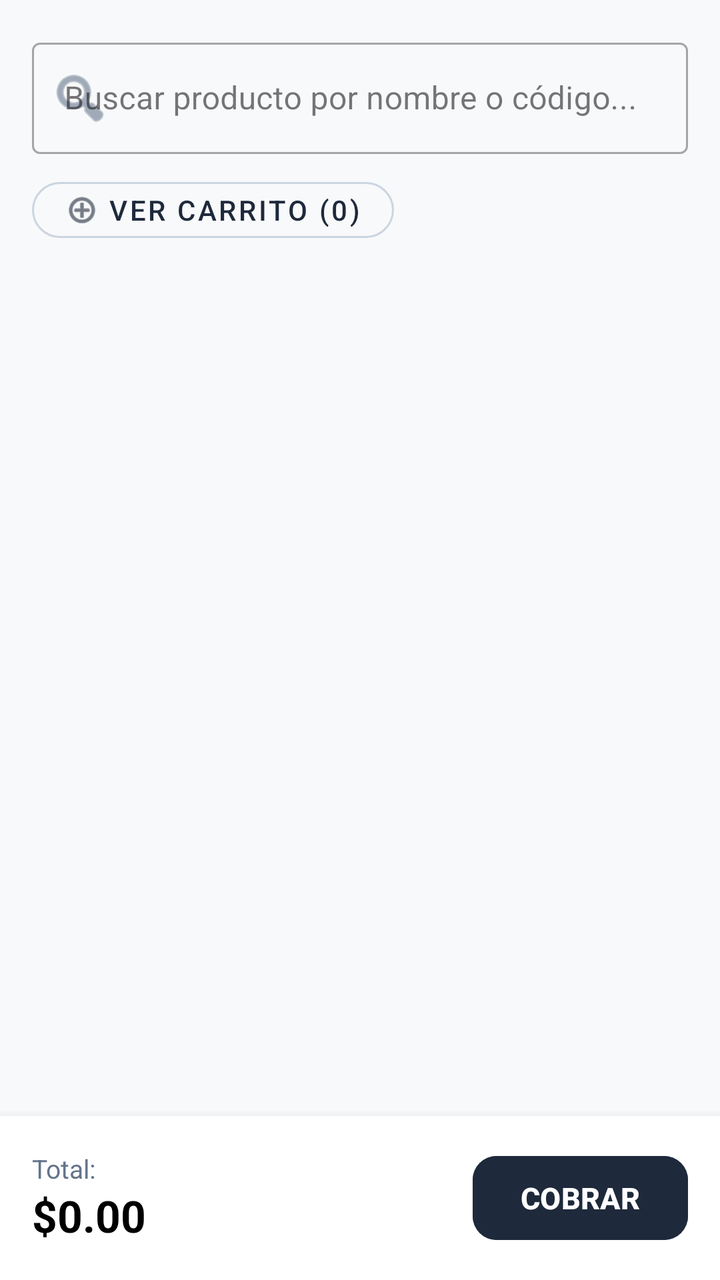
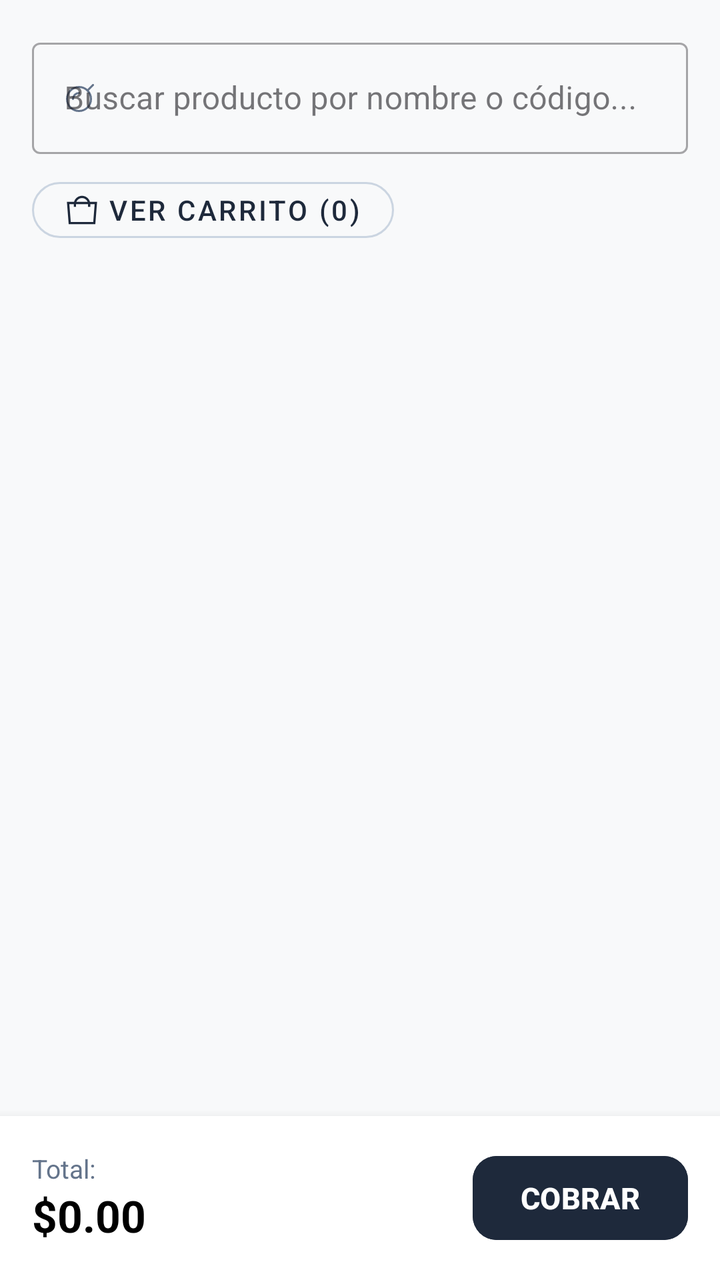

An Android layout rendered at two revisions. The XML below is the earlier revision; the diff shows what the commit changed to produce the second picture.
<!-- AndroidManifest.xml: application theme Theme.DAJHO -->
<!-- res/layout/fragment_venta.xml -->
<?xml version="1.0" encoding="utf-8"?>
<androidx.constraintlayout.widget.ConstraintLayout xmlns:android="http://schemas.android.com/apk/res/android"
    xmlns:app="http://schemas.android.com/apk/res-auto"
    xmlns:tools="http://schemas.android.com/tools"
    android:id="@+id/main"
    android:layout_width="match_parent"
    android:layout_height="match_parent"
    android:background="#F8F9FA"
    tools:context=".VentaFragment">

    
    <com.google.android.material.textfield.TextInputLayout
        android:id="@+id/tilSearch"
        style="@style/Widget.MaterialComponents.TextInputLayout.OutlinedBox"
        android:layout_width="0dp"
        android:layout_height="wrap_content"
        android:layout_margin="16dp"
        android:hint="Buscar producto por nombre o código..."
        app:startIconDrawable="@android:drawable/ic_menu_search"
        app:startIconTint="#64748B"
        app:layout_constraintTop_toTopOf="parent"
        app:layout_constraintStart_toStartOf="parent"
        app:layout_constraintEnd_toEndOf="parent">

        <com.google.android.material.textfield.TextInputEditText
            android:id="@+id/etSearch"
            android:layout_width="match_parent"
            android:layout_height="wrap_content"
            android:inputType="text"
            android:maxLines="1" />

    </com.google.android.material.textfield.TextInputLayout>

    
    <com.google.android.material.button.MaterialButton
        android:id="@+id/btnVerCarrito"
        style="@style/Widget.MaterialComponents.Button.OutlinedButton"
        android:layout_width="wrap_content"
        android:layout_height="40dp"
        android:layout_marginStart="16dp"
        android:layout_marginTop="8dp"
        android:text="Ver Carrito (0)"
        android:textColor="#1E293B"
        app:icon="@android:drawable/ic_menu_add"
        app:iconTint="#1E293B"
        app:cornerRadius="20dp"
        app:strokeColor="#CBD5E1"
        app:layout_constraintTop_toBottomOf="@id/tilSearch"
        app:layout_constraintStart_toStartOf="parent" />

    
    <androidx.recyclerview.widget.RecyclerView
        android:id="@+id/rvCarrito"
        android:layout_width="0dp"
        android:layout_height="0dp"
        android:layout_marginTop="8dp"
        android:paddingHorizontal="16dp"
        android:clipToPadding="false"
        app:layout_constraintTop_toBottomOf="@id/btnVerCarrito"
        app:layout_constraintBottom_toTopOf="@id/bottomCheckoutBar"
        app:layout_constraintStart_toStartOf="parent"
        app:layout_constraintEnd_toEndOf="parent" />

    
    <com.google.android.material.card.MaterialCardView
        android:id="@+id/bottomCheckoutBar"
        android:layout_width="match_parent"
        android:layout_height="wrap_content"
        app:cardBackgroundColor="@android:color/white"
        app:cardElevation="8dp"
        app:strokeWidth="0dp"
        app:cardCornerRadius="0dp"
        app:layout_constraintBottom_toBottomOf="parent"
        app:layout_constraintStart_toStartOf="parent"
        app:layout_constraintEnd_toEndOf="parent">

        <LinearLayout
            android:layout_width="match_parent"
            android:layout_height="wrap_content"
            android:orientation="horizontal"
            android:gravity="center_vertical"
            android:padding="16dp">

            <LinearLayout
                android:layout_width="0dp"
                android:layout_height="wrap_content"
                android:layout_weight="1"
                android:orientation="vertical">

                <TextView
                    android:layout_width="wrap_content"
                    android:layout_height="wrap_content"
                    android:text="Total:"
                    android:textColor="#64748B"
                    android:textSize="13sp" />

                <TextView
                    android:id="@+id/tvTotal"
                    android:layout_width="wrap_content"
                    android:layout_height="wrap_content"
                    android:text="$0.00"
                    android:textColor="@android:color/black"
                    android:textSize="22sp"
                    android:textStyle="bold" />
            </LinearLayout>

            <com.google.android.material.button.MaterialButton
                android:id="@+id/btnCobrar"
                android:layout_width="wrap_content"
                android:layout_height="50dp"
                android:backgroundTint="#1E293B"
                android:text="COBRAR"
                android:textColor="@android:color/white"
                android:textSize="15sp"
                android:textStyle="bold"
                app:cornerRadius="12dp" />

        </LinearLayout>

    </com.google.android.material.card.MaterialCardView>

</androidx.constraintlayout.widget.ConstraintLayout>
<!-- resources referenced by this layout -->
<resources>
  <style name="Theme.DAJHO" parent="Base.Theme.DAJHO" />
  <style name="Base.Theme.DAJHO" parent="Theme.Material3.DayNight.NoActionBar">
          
          
      </style>
</resources>

<!-- the commit's change to res/layout/fragment_venta.xml (unified diff, before → after) -->
@@ -16,7 +16,7 @@
         android:layout_height="wrap_content"
         android:layout_margin="16dp"
         android:hint="Buscar producto por nombre o código..."
-        app:startIconDrawable="@android:drawable/ic_menu_search"
+        app:startIconDrawable="@drawable/ic_search"
         app:startIconTint="#64748B"
         app:layout_constraintTop_toTopOf="parent"
         app:layout_constraintStart_toStartOf="parent"
@@ -41,7 +41,7 @@
         android:layout_marginTop="8dp"
         android:text="Ver Carrito (0)"
         android:textColor="#1E293B"
-        app:icon="@android:drawable/ic_menu_add"
+        app:icon="@drawable/ic_shopping_bag"
         app:iconTint="#1E293B"
         app:cornerRadius="20dp"
         app:strokeColor="#CBD5E1"
<!-- resource entries referenced after the edit -->
@@ -1,5 +1,52 @@
 <!-- resources referenced by this layout -->
 <resources>
+  <!-- drawable ic_search (drawable) -->
+  <vector xmlns:android="http://schemas.android.com/apk/res/android"
+      android:width="14dp"
+      android:height="14dp"
+      android:viewportWidth="14"
+      android:viewportHeight="14">
+    <group>
+      <clip-path
+          android:pathData="M0,0h14v14h-14z"/>
+      <path
+          android:strokeWidth="1"
+          android:pathData="M12.5,7.5C12.5,10.814 9.814,13.5 6.5,13.5C3.186,13.5 0.5,10.814 0.5,7.5C0.5,4.186 3.186,1.5 6.5,1.5C9.814,1.5 12.5,4.186 12.5,7.5Z"
+          android:strokeLineJoin="round"
+          android:fillColor="#00000000"
+          android:strokeColor="#000001"
+          android:strokeLineCap="round"/>
+      <path
+          android:strokeWidth="1"
+          android:pathData="M13.5,0.5L10.74,3.26"
+          android:strokeLineJoin="round"
+          android:fillColor="#00000000"
+          android:strokeColor="#000001"
+          android:strokeLineCap="round"/>
+      <path
+          android:strokeWidth="1"
+          android:pathData="M3.5,7.5C3.5,6.704 3.816,5.941 4.379,5.379C4.941,4.816 5.704,4.5 6.5,4.5"
+          android:strokeLineJoin="round"
+          android:fillColor="#00000000"
+          android:strokeColor="#000001"
+          android:strokeLineCap="round"/>
+    </group>
+  </vector>
+  <!-- drawable ic_shopping_bag (drawable) -->
+  <vector xmlns:android="http://schemas.android.com/apk/res/android"
+      android:width="24dp"
+      android:height="24dp"
+      android:viewportWidth="24"
+      android:viewportHeight="24">
+    <path
+        android:pathData="M12,4.038C9.792,4.038 8.001,5.829 8.001,8.038V9.9H6.501V8.038C6.501,5 8.963,2.538 12,2.538C15.038,2.538 17.5,5 17.5,8.038V9.9H16V8.038C16,5.829 14.209,4.038 12,4.038Z"
+        android:fillColor="#000000"
+        android:fillType="evenOdd"/>
+    <path
+        android:pathData="M1.938,6.609L22.062,6.609L20.88,21.462L3.12,21.462L1.938,6.609ZM4.506,19.962L19.494,19.962L20.438,8.109L3.562,8.109L4.506,19.962Z"
+        android:fillColor="#000000"
+        android:fillType="evenOdd"/>
+  </vector>
   <style name="Theme.DAJHO" parent="Base.Theme.DAJHO" />
   <style name="Base.Theme.DAJHO" parent="Theme.Material3.DayNight.NoActionBar">
           
